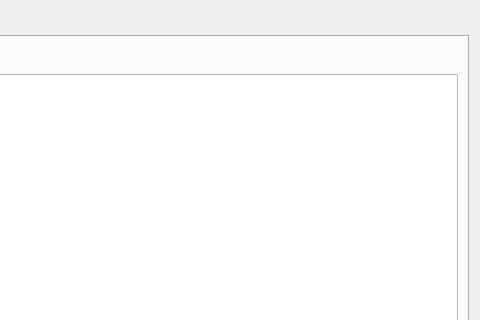
This is gui/text/alter/alterdialog.ui in matoom/frostbite as Qt 5 draws it before an edit; both pictures show x 428 to 908 and y 0 to 320 of the 908 by 584 pixel window. The edited form follows.
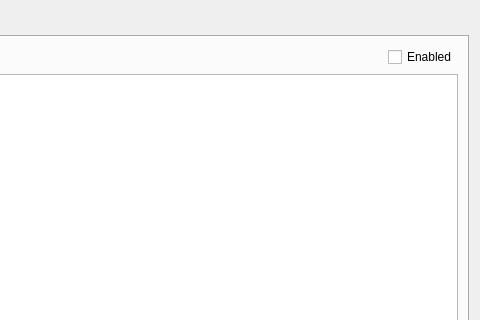
This is the edited form. The open tabs and pages were chosen to show the change. Icons and pictures are not drawn.

Commit message: fixed link to guide; added enable toggle to links dialog

Diff of the .ui file:
```diff
--- a/gui/text/alter/alterdialog.ui
+++ b/gui/text/alter/alterdialog.ui
@@ -110,6 +110,13 @@
              </property>
             </spacer>
            </item>
+           <item>
+            <widget class="QCheckBox" name="linkEnabled">
+             <property name="text">
+              <string>Enabled</string>
+             </property>
+            </widget>
+           </item>
           </layout>
          </item>
          <item>
```
The commit also changes 9 other files.
